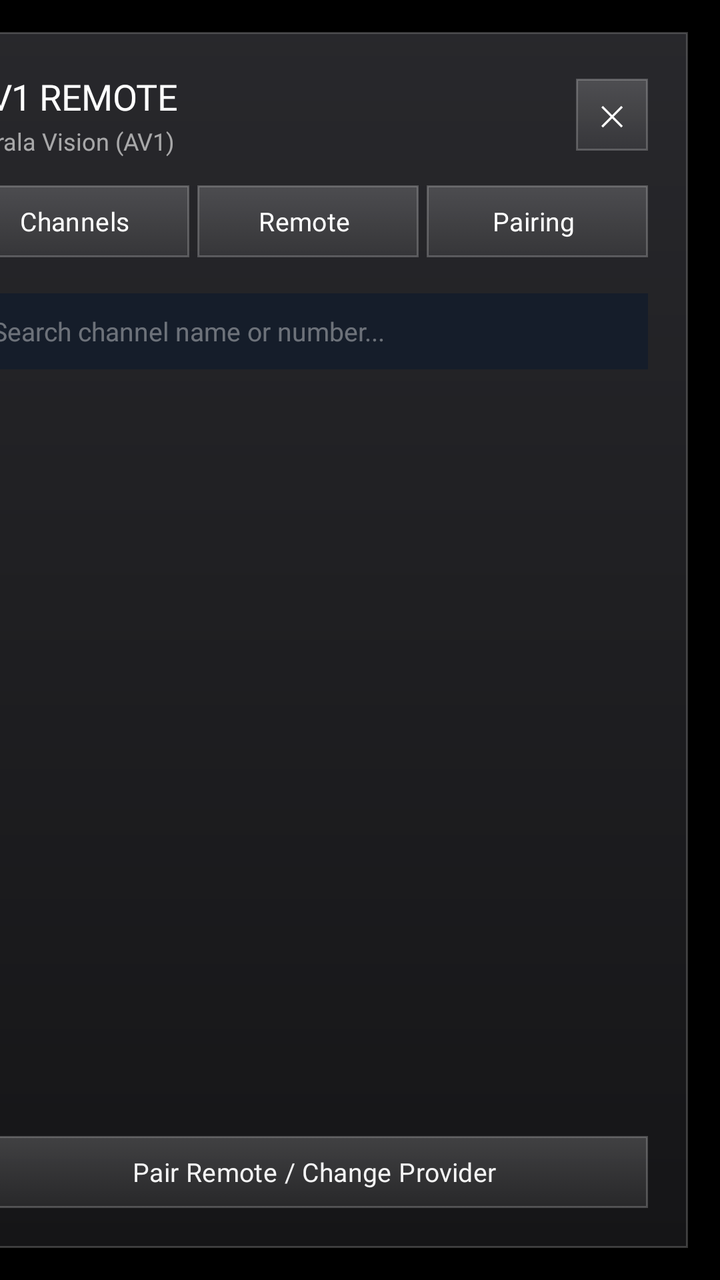
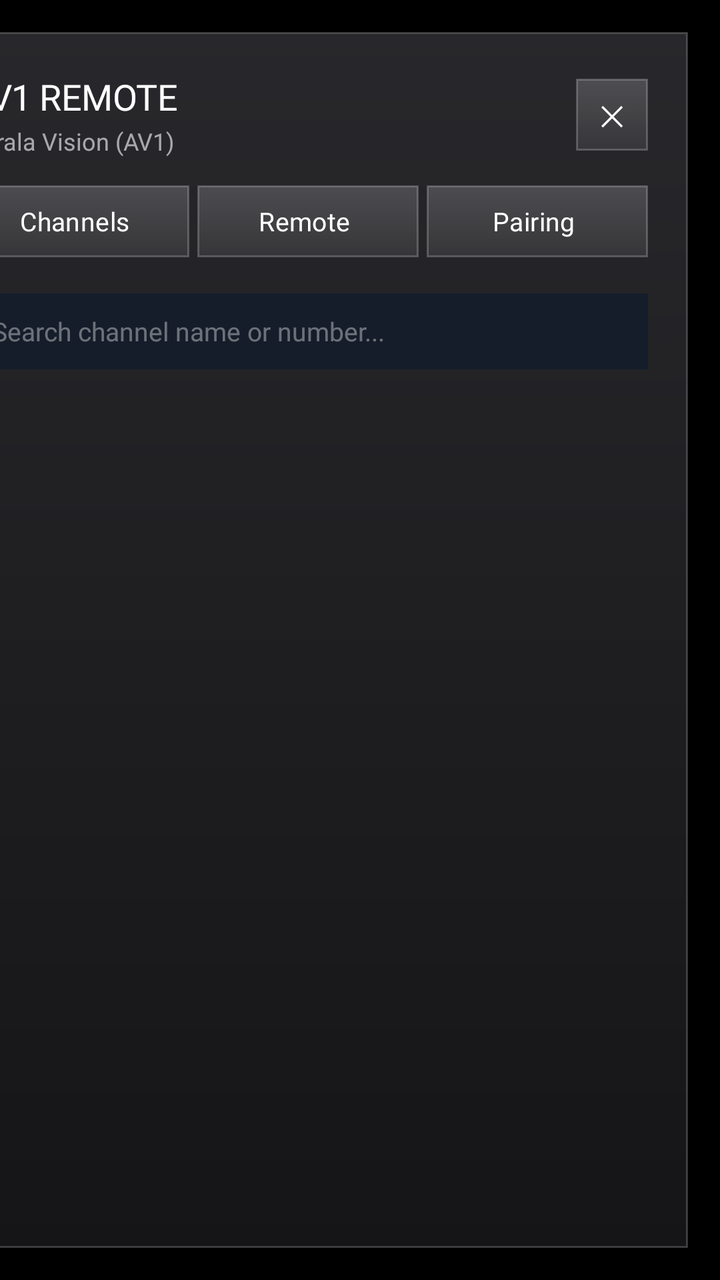

The first picture is an Android layout as it rendered before a commit; the second is the same layout after the commit. The layout source and the unified diff follow.
<!-- AndroidManifest.xml: application theme Theme.TvHome -->
<!-- res/layout/dialog_remote_sidebar.xml -->
<?xml version="1.0" encoding="utf-8"?>
<FrameLayout xmlns:android="http://schemas.android.com/apk/res/android"
    android:id="@+id/sidebar_backdrop"
    android:layout_width="match_parent"
    android:layout_height="match_parent"
    android:focusable="false"
    android:focusableInTouchMode="false"
    android:descendantFocusability="afterDescendants"
    android:background="#4D000000">

    <LinearLayout
        android:id="@+id/sidebar_panel"
        android:layout_width="380dp"
        android:layout_height="match_parent"
        android:layout_gravity="end"
        android:layout_margin="16dp"
        android:orientation="vertical"
        android:background="@drawable/glass_panel"
        android:padding="20dp"
        android:clickable="true"
        android:focusable="false"
        android:focusableInTouchMode="false"
        android:descendantFocusability="afterDescendants"
        android:elevation="16dp">

        
        <LinearLayout
            android:layout_width="match_parent"
            android:layout_height="wrap_content"
            android:orientation="horizontal"
            android:gravity="center_vertical">

            <LinearLayout
                android:layout_width="0dp"
                android:layout_height="wrap_content"
                android:layout_weight="1"
                android:orientation="vertical">

                <TextView
                    android:id="@+id/remote_title"
                    android:layout_width="wrap_content"
                    android:layout_height="wrap_content"
                    android:text="AV1 REMOTE"
                    android:textColor="#FFFFFFFF"
                    android:textSize="18sp"
                    android:fontFamily="@font/outfit_medium"
                    android:letterSpacing="-0.01" />

                <TextView
                    android:id="@+id/remote_subtitle"
                    android:layout_width="wrap_content"
                    android:layout_height="wrap_content"
                    android:layout_marginTop="2dp"
                    android:text="Kerala Vision (AV1)"
                    android:textColor="#99FFFFFF"
                    android:textSize="12sp"
                    android:fontFamily="@font/outfit" />
            </LinearLayout>

            <TextView
                android:id="@+id/btn_close_remote"
                style="@style/TopButtonBase"
                android:layout_width="36dp"
                android:layout_height="36dp"
                android:paddingStart="0dp"
                android:paddingEnd="0dp"
                android:gravity="center"
                android:text="✕"
                android:textSize="14sp"
                android:nextFocusLeft="@+id/tab_pairing"
                android:nextFocusDown="@+id/tab_pairing" />
        </LinearLayout>

        
        <LinearLayout
            android:layout_width="match_parent"
            android:layout_height="wrap_content"
            android:orientation="horizontal"
            android:layout_marginTop="14dp"
            android:layout_marginBottom="12dp">

            <TextView
                android:id="@+id/tab_channels"
                style="@style/TopButtonBase"
                android:layout_width="0dp"
                android:layout_height="36dp"
                android:layout_weight="1"
                android:layout_marginStart="0dp"
                android:layout_marginEnd="4dp"
                android:gravity="center"
                android:text="Channels"
                android:textSize="13sp"
                android:nextFocusRight="@+id/tab_remote"
                android:nextFocusDown="@+id/sidebar_channel_search" />

            <TextView
                android:id="@+id/tab_remote"
                style="@style/TopButtonBase"
                android:layout_width="0dp"
                android:layout_height="36dp"
                android:layout_weight="1"
                android:layout_marginStart="0dp"
                android:layout_marginEnd="4dp"
                android:gravity="center"
                android:text="Remote"
                android:textSize="13sp"
                android:nextFocusLeft="@+id/tab_channels"
                android:nextFocusRight="@+id/tab_pairing"
                android:nextFocusDown="@+id/btn_power" />

            <TextView
                android:id="@+id/tab_pairing"
                style="@style/TopButtonBase"
                android:layout_width="0dp"
                android:layout_height="36dp"
                android:layout_weight="1"
                android:layout_marginStart="0dp"
                android:gravity="center"
                android:text="Pairing"
                android:textSize="13sp"
                android:nextFocusLeft="@+id/tab_remote"
                android:nextFocusRight="@+id/btn_close_remote"
                android:nextFocusDown="@+id/btn_sidebar_test_chup" />
        </LinearLayout>

        
        <LinearLayout
            android:id="@+id/channels_container"
            android:layout_width="match_parent"
            android:layout_height="0dp"
            android:layout_weight="1"
            android:orientation="vertical">

            <EditText
                android:id="@+id/sidebar_channel_search"
                android:layout_width="match_parent"
                android:layout_height="38dp"
                android:layout_marginTop="6dp"
                android:layout_marginBottom="8dp"
                android:background="#151D2A"
                android:paddingStart="12dp"
                android:paddingEnd="12dp"
                android:hint="Search channel name or number..."
                android:textColorHint="#60FFFFFF"
                android:textColor="#FFFFFFFF"
                android:textSize="13sp"
                android:fontFamily="@font/outfit"
                android:singleLine="true"
                android:imeOptions="actionDone"
                android:focusable="true"
                android:focusableInTouchMode="true"
                android:nextFocusUp="@+id/tab_channels"
                android:nextFocusDown="@+id/sidebar_channels_list" />

            <androidx.recyclerview.widget.RecyclerView
                android:id="@+id/sidebar_channels_list"
                android:layout_width="match_parent"
                android:layout_height="0dp"
                android:layout_weight="1"
                android:clipToPadding="false"
                android:scrollbars="none"
                android:overScrollMode="never" />
        </LinearLayout>

        
        <ScrollView
            android:id="@+id/remote_container"
            android:layout_width="match_parent"
            android:layout_height="0dp"
            android:layout_weight="1"
            android:visibility="gone"
            android:scrollbars="none"
            android:fillViewport="true">

            <LinearLayout
                android:layout_width="match_parent"
                android:layout_height="wrap_content"
                android:orientation="vertical"
                android:gravity="center_horizontal"
                android:paddingTop="8dp">

                
                <LinearLayout
                    android:layout_width="match_parent"
                    android:layout_height="wrap_content"
                    android:orientation="horizontal"
                    android:gravity="center"
                    android:layout_marginBottom="6dp">

                    <TextView
                        android:id="@+id/btn_power"
                        style="@style/TopButtonBase"
                        android:layout_width="0dp"
                        android:layout_height="32dp"
                        android:layout_weight="1"
                        android:layout_marginStart="0dp"
                        android:layout_marginEnd="4dp"
                        android:gravity="center"
                        android:text="⏻"
                        android:textColor="#EF4444"
                        android:textSize="15sp" />

                    <TextView
                        android:id="@+id/btn_mute"
                        style="@style/TopButtonBase"
                        android:layout_width="0dp"
                        android:layout_height="32dp"
                        android:layout_weight="1"
                        android:layout_marginStart="0dp"
                        android:layout_marginEnd="4dp"
                        android:gravity="center"
                        android:text="MUTE"
                        android:textSize="10sp" />

                    <TextView
                        android:id="@+id/btn_menu"
                        style="@style/TopButtonBase"
                        android:layout_width="0dp"
                        android:layout_height="32dp"
                        android:layout_weight="1"
                        android:layout_marginStart="0dp"
                        android:layout_marginEnd="4dp"
                        android:gravity="center"
                        android:text="MENU"
                        android:textSize="10sp" />

                    <TextView
                        android:id="@+id/btn_exit"
                        style="@style/TopButtonBase"
                        android:layout_width="0dp"
                        android:layout_height="32dp"
                        android:layout_weight="1"
                        android:layout_marginStart="0dp"
                        android:gravity="center"
                        android:text="EXIT"
                        android:textSize="10sp" />
                </LinearLayout>

                
                <LinearLayout
                    android:layout_width="match_parent"
                    android:layout_height="wrap_content"
                    android:orientation="horizontal"
                    android:gravity="center"
                    android:layout_marginBottom="4dp">

                    <TextView
                        android:id="@+id/btn_vol_up"
                        style="@style/TopButtonBase"
                        android:layout_width="0dp"
                        android:layout_height="32dp"
                        android:layout_weight="1"
                        android:layout_marginStart="0dp"
                        android:layout_marginEnd="4dp"
                        android:gravity="center"
                        android:text="VOL ▲"
                        android:textSize="11sp" />

                    <TextView
                        android:id="@+id/btn_recall"
                        style="@style/TopButtonBase"
                        android:layout_width="0dp"
                        android:layout_height="32dp"
                        android:layout_weight="1"
                        android:layout_marginStart="0dp"
                        android:layout_marginEnd="4dp"
                        android:gravity="center"
                        android:text="LAST"
                        android:textSize="10sp" />

                    <TextView
                        android:id="@+id/btn_ch_up"
                        style="@style/TopButtonBase"
                        android:layout_width="0dp"
                        android:layout_height="32dp"
                        android:layout_weight="1"
                        android:layout_marginStart="0dp"
                        android:gravity="center"
                        android:text="CH ▲"
                        android:textSize="11sp" />
                </LinearLayout>

                
                <LinearLayout
                    android:layout_width="match_parent"
                    android:layout_height="wrap_content"
                    android:orientation="horizontal"
                    android:gravity="center"
                    android:layout_marginBottom="8dp">

                    <TextView
                        android:id="@+id/btn_vol_down"
                        style="@style/TopButtonBase"
                        android:layout_width="0dp"
                        android:layout_height="32dp"
                        android:layout_weight="1"
                        android:layout_marginStart="0dp"
                        android:layout_marginEnd="4dp"
                        android:gravity="center"
                        android:text="VOL ▼"
                        android:textSize="11sp" />

                    <TextView
                        android:id="@+id/btn_info"
                        style="@style/TopButtonBase"
                        android:layout_width="0dp"
                        android:layout_height="32dp"
                        android:layout_weight="1"
                        android:layout_marginStart="0dp"
                        android:layout_marginEnd="4dp"
                        android:gravity="center"
                        android:text="INFO"
                        android:textSize="10sp" />

                    <TextView
                        android:id="@+id/btn_ch_down"
                        style="@style/TopButtonBase"
                        android:layout_width="0dp"
                        android:layout_height="32dp"
                        android:layout_weight="1"
                        android:layout_marginStart="0dp"
                        android:gravity="center"
                        android:text="CH ▼"
                        android:textSize="11sp" />
                </LinearLayout>

                
                <LinearLayout
                    android:layout_width="match_parent"
                    android:layout_height="wrap_content"
                    android:orientation="vertical"
                    android:gravity="center">

                    <LinearLayout
                        android:layout_width="match_parent"
                        android:layout_height="wrap_content"
                        android:orientation="horizontal"
                        android:layout_marginBottom="4dp">
                        <TextView android:id="@+id/btn_num_1" style="@style/TopButtonBase" android:layout_width="0dp" android:layout_height="32dp" android:layout_weight="1" android:layout_marginStart="0dp" android:gravity="center" android:text="1" android:textSize="13sp" />
                        <TextView android:id="@+id/btn_num_2" style="@style/TopButtonBase" android:layout_width="0dp" android:layout_height="32dp" android:layout_weight="1" android:layout_marginStart="4dp" android:layout_marginEnd="4dp" android:gravity="center" android:text="2" android:textSize="13sp" />
                        <TextView android:id="@+id/btn_num_3" style="@style/TopButtonBase" android:layout_width="0dp" android:layout_height="32dp" android:layout_weight="1" android:layout_marginStart="0dp" android:gravity="center" android:text="3" android:textSize="13sp" />
                    </LinearLayout>

                    <LinearLayout
                        android:layout_width="match_parent"
                        android:layout_height="wrap_content"
                        android:orientation="horizontal"
                        android:layout_marginBottom="4dp">
                        <TextView android:id="@+id/btn_num_4" style="@style/TopButtonBase" android:layout_width="0dp" android:layout_height="32dp" android:layout_weight="1" android:layout_marginStart="0dp" android:gravity="center" android:text="4" android:textSize="13sp" />
                        <TextView android:id="@+id/btn_num_5" style="@style/TopButtonBase" android:layout_width="0dp" android:layout_height="32dp" android:layout_weight="1" android:layout_marginStart="4dp" android:layout_marginEnd="4dp" android:gravity="center" android:text="5" android:textSize="13sp" />
                        <TextView android:id="@+id/btn_num_6" style="@style/TopButtonBase" android:layout_width="0dp" android:layout_height="32dp" android:layout_weight="1" android:layout_marginStart="0dp" android:gravity="center" android:text="6" android:textSize="13sp" />
                    </LinearLayout>

                    <LinearLayout
                        android:layout_width="match_parent"
                        android:layout_height="wrap_content"
                        android:orientation="horizontal"
                        android:layout_marginBottom="4dp">
                        <TextView android:id="@+id/btn_num_7" style="@style/TopButtonBase" android:layout_width="0dp" android:layout_height="32dp" android:layout_weight="1" android:layout_marginStart="0dp" android:gravity="center" android:text="7" android:textSize="13sp" />
                        <TextView android:id="@+id/btn_num_8" style="@style/TopButtonBase" android:layout_width="0dp" android:layout_height="32dp" android:layout_weight="1" android:layout_marginStart="4dp" android:layout_marginEnd="4dp" android:gravity="center" android:text="8" android:textSize="13sp" />
                        <TextView android:id="@+id/btn_num_9" style="@style/TopButtonBase" android:layout_width="0dp" android:layout_height="32dp" android:layout_weight="1" android:layout_marginStart="0dp" android:gravity="center" android:text="9" android:textSize="13sp" />
                    </LinearLayout>

                    <LinearLayout
                        android:layout_width="match_parent"
                        android:layout_height="wrap_content"
                        android:orientation="horizontal">
                        <TextView android:id="@+id/btn_back" style="@style/TopButtonBase" android:layout_width="0dp" android:layout_height="32dp" android:layout_weight="1" android:layout_marginStart="0dp" android:gravity="center" android:text="BACK" android:textSize="10sp" />
                        <TextView android:id="@+id/btn_num_0" style="@style/TopButtonBase" android:layout_width="0dp" android:layout_height="32dp" android:layout_weight="1" android:layout_marginStart="4dp" android:layout_marginEnd="4dp" android:gravity="center" android:text="0" android:textSize="13sp" />
                        <TextView android:id="@+id/btn_ok" style="@style/TopButtonBase" android:layout_width="0dp" android:layout_height="32dp" android:layout_weight="1" android:layout_marginStart="0dp" android:gravity="center" android:text="OK" android:textSize="10sp" />
                    </LinearLayout>
                </LinearLayout>
            </LinearLayout>
        </ScrollView>

        
        <ScrollView
            android:id="@+id/pairing_container"
            android:layout_width="match_parent"
            android:layout_height="0dp"
            android:layout_weight="1"
            android:visibility="gone"
            android:scrollbars="none"
            android:fillViewport="true">

            <LinearLayout
                android:layout_width="match_parent"
                android:layout_height="wrap_content"
                android:orientation="vertical"
                android:paddingTop="8dp">

                <TextView
                    android:id="@+id/sidebar_pairing_provider"
                    android:layout_width="wrap_content"
                    android:layout_height="wrap_content"
                    android:text="Kerala Vision Digital Network"
                    android:textColor="#FFFFFFFF"
                    android:textSize="16sp"
                    android:fontFamily="@font/outfit_medium" />

                <TextView
                    android:id="@+id/sidebar_pairing_model"
                    android:layout_width="wrap_content"
                    android:layout_height="wrap_content"
                    android:layout_marginTop="4dp"
                    android:text="Candidate Model 1 of 7 (Remote #43)"
                    android:textColor="#38BDF8"
                    android:textSize="13sp"
                    android:fontFamily="@font/outfit" />

                <TextView
                    android:layout_width="wrap_content"
                    android:layout_height="wrap_content"
                    android:layout_marginTop="8dp"
                    android:text="Watch your Live TV on the left while testing. Does the channel or volume change?"
                    android:textColor="#A1A1AA"
                    android:textSize="12sp"
                    android:fontFamily="@font/outfit" />

                <TextView
                    android:id="@+id/sidebar_pairing_feedback"
                    android:layout_width="wrap_content"
                    android:layout_height="wrap_content"
                    android:layout_marginTop="10dp"
                    android:text="Ready to test candidate remote"
                    android:textColor="#10B981"
                    android:textSize="12sp"
                    android:fontFamily="@font/outfit_medium" />

                
                <LinearLayout
                    android:layout_width="match_parent"
                    android:layout_height="wrap_content"
                    android:layout_marginTop="14dp"
                    android:orientation="horizontal">

                    <TextView
                        android:id="@+id/btn_sidebar_test_chup"
                        style="@style/TopButtonBase"
                        android:layout_width="0dp"
                        android:layout_height="38dp"
                        android:layout_weight="1"
                        android:layout_marginStart="0dp"
                        android:gravity="center"
                        android:text="Test CH +"
                        android:textSize="12sp"
                        android:nextFocusUp="@+id/tab_pairing"
                        android:nextFocusRight="@+id/btn_sidebar_test_chdown"
                        android:nextFocusDown="@+id/btn_sidebar_test_power" />

                    <TextView
                        android:id="@+id/btn_sidebar_test_chdown"
                        style="@style/TopButtonBase"
                        android:layout_width="0dp"
                        android:layout_height="38dp"
                        android:layout_weight="1"
                        android:layout_marginStart="6dp"
                        android:gravity="center"
                        android:text="Test CH −"
                        android:textSize="12sp"
                        android:nextFocusUp="@+id/tab_pairing"
                        android:nextFocusLeft="@+id/btn_sidebar_test_chup"
                        android:nextFocusDown="@+id/btn_sidebar_test_volup" />
                </LinearLayout>

                <LinearLayout
                    android:layout_width="match_parent"
                    android:layout_height="wrap_content"
                    android:layout_marginTop="8dp"
                    android:orientation="horizontal">

                    <TextView
                        android:id="@+id/btn_sidebar_test_power"
                        style="@style/TopButtonBase"
                        android:layout_width="0dp"
                        android:layout_height="38dp"
                        android:layout_weight="1"
                        android:layout_marginStart="0dp"
                        android:gravity="center"
                        android:text="Test Power"
                        android:textColor="#EF4444"
                        android:textSize="12sp"
                        android:nextFocusUp="@+id/btn_sidebar_test_chup"
                        android:nextFocusRight="@+id/btn_sidebar_test_volup"
                        android:nextFocusDown="@+id/btn_sidebar_prev_model" />

                    <TextView
                        android:id="@+id/btn_sidebar_test_volup"
                        style="@style/TopButtonBase"
                        android:layout_width="0dp"
                        android:layout_height="38dp"
                        android:layout_weight="1"
                        android:layout_marginStart="6dp"
                        android:gravity="center"
                        android:text="Test Vol+"
                        android:textSize="12sp"
                        android:nextFocusUp="@+id/btn_sidebar_test_chdown"
                        android:nextFocusLeft="@+id/btn_sidebar_test_power"
                        android:nextFocusDown="@+id/btn_sidebar_next_model" />
                </LinearLayout>

                
                <LinearLayout
                    android:layout_width="match_parent"
                    android:layout_height="wrap_content"
                    android:layout_marginTop="12dp"
                    android:orientation="horizontal">

                    <TextView
                        android:id="@+id/btn_sidebar_prev_model"
                        style="@style/TopButtonBase"
                        android:layout_width="0dp"
                        android:layout_height="38dp"
                        android:layout_weight="1"
                        android:layout_marginStart="0dp"
                        android:gravity="center"
                        android:text="◀ Prev Model"
                        android:textSize="12sp"
                        android:nextFocusUp="@+id/btn_sidebar_test_power"
                        android:nextFocusRight="@+id/btn_sidebar_next_model"
                        android:nextFocusDown="@+id/btn_sidebar_pair_confirm" />

                    <TextView
                        android:id="@+id/btn_sidebar_next_model"
                        style="@style/TopButtonBase"
                        android:layout_width="0dp"
                        android:layout_height="38dp"
                        android:layout_weight="1"
                        android:layout_marginStart="6dp"
                        android:gravity="center"
                        android:text="Next Model ▶"
                        android:textColor="#38BDF8"
                        android:textSize="12sp"
                        android:nextFocusUp="@+id/btn_sidebar_test_volup"
                        android:nextFocusLeft="@+id/btn_sidebar_prev_model"
                        android:nextFocusDown="@+id/btn_sidebar_pair_confirm" />
                </LinearLayout>

                
                <TextView
                    android:id="@+id/btn_sidebar_pair_confirm"
                    style="@style/TopButtonBase"
                    android:layout_width="match_parent"
                    android:layout_height="40dp"
                    android:layout_marginTop="16dp"
                    android:gravity="center"
                    android:text="Pair This Remote"
                    android:textColor="#10B981"
                    android:textStyle="bold"
                    android:textSize="13sp"
                    android:nextFocusUp="@+id/btn_sidebar_prev_model"
                    android:nextFocusDown="@+id/btn_sidebar_change_provider" />

                
                <TextView
                    android:id="@+id/btn_sidebar_change_provider"
                    style="@style/TopButtonBase"
                    android:layout_width="match_parent"
                    android:layout_height="36dp"
                    android:layout_marginTop="8dp"
                    android:gravity="center"
                    android:text="Change Provider Search"
                    android:textColor="#A1A1AA"
                    android:textSize="12sp"
                    android:nextFocusUp="@+id/btn_sidebar_pair_confirm" />
            </LinearLayout>
        </ScrollView>

        
        <TextView
            android:id="@+id/remote_status_text"
            android:layout_width="match_parent"
            android:layout_height="wrap_content"
            android:layout_marginTop="6dp"
            android:gravity="center"
            android:textColor="#80FFFFFF"
            android:textSize="12sp"
            android:fontFamily="@font/outfit"
            android:singleLine="true" />

        <TextView
            android:id="@+id/btn_pair_remote_sidebar"
            style="@style/TopButtonBase"
            android:layout_width="match_parent"
            android:layout_height="36dp"
            android:layout_marginTop="8dp"
            android:gravity="center"
            android:text="Pair Remote / Change Provider"
            android:textColor="#F2FFFFFF"
            android:textSize="13sp"
            android:fontFamily="@font/outfit_medium" />
    </LinearLayout>
</FrameLayout>
<!-- resources referenced by this layout -->
<resources>
  <!-- drawable glass_panel (drawable) -->
  <?xml version="1.0" encoding="utf-8"?>
  <layer-list xmlns:android="http://schemas.android.com/apk/res/android">
      <item>
          <shape android:shape="rectangle">
              <gradient android:angle="270" android:startColor="#F22A2A2E" android:endColor="#F5161618" />
              <stroke android:width="1dp" android:color="#33FFFFFF" />
          </shape>
      </item>
  </layer-list>
  <style name="TopButtonBase">
          <item name="android:layout_width">wrap_content</item>
          <item name="android:layout_height">42dp</item>
          <item name="android:layout_marginStart">10dp</item>
          <item name="android:paddingStart">16dp</item>
          <item name="android:paddingEnd">20dp</item>
          <item name="android:gravity">center</item>
          <item name="android:background">@drawable/pill_bg</item>
          <item name="android:textColor">@drawable/pill_text</item>
          <item name="android:textSize">15sp</item>
          <item name="android:fontFamily">@font/outfit_medium</item>
          <item name="android:letterSpacing">0.01</item>
          <item name="android:drawablePadding">9dp</item>
          <item name="android:drawableTint">@drawable/pill_text</item>
          <item name="android:focusable">true</item>
          <item name="android:clickable">true</item>
      </style>
  <style name="Theme.TvHome" parent="android:Theme.Material.NoActionBar.Fullscreen">
          <item name="android:windowBackground">@android:color/black</item>
          <item name="android:colorBackground">@android:color/black</item>
          <item name="android:windowAnimationStyle">@null</item>
      </style>
  <!-- drawable pill_bg (drawable) -->
  <?xml version="1.0" encoding="utf-8"?>
  <selector xmlns:android="http://schemas.android.com/apk/res/android">
      <item android:state_focused="true">
          <shape android:shape="rectangle">
              <solid android:color="#F5FFFFFF" />
          </shape>
      </item>
      <item>
          <shape android:shape="rectangle">
              <gradient android:angle="270" android:startColor="#2EFFFFFF" android:endColor="#14FFFFFF" />
              <stroke android:width="1dp" android:color="#38FFFFFF" />
          </shape>
      </item>
  </selector>
  <!-- drawable pill_text (drawable) -->
  <?xml version="1.0" encoding="utf-8"?>
  <selector xmlns:android="http://schemas.android.com/apk/res/android">
      <item android:state_focused="true" android:color="#FF111111" />
      <item android:color="#FFFFFFFF" />
  </selector>
</resources>

<!-- the commit's change to res/layout/dialog_remote_sidebar.xml (unified diff, before → after) -->
@@ -577,17 +577,5 @@
             android:textSize="12sp"
             android:fontFamily="@font/outfit"
             android:singleLine="true" />
-
-        <TextView
-            android:id="@+id/btn_pair_remote_sidebar"
-            style="@style/TopButtonBase"
-            android:layout_width="match_parent"
-            android:layout_height="36dp"
-            android:layout_marginTop="8dp"
-            android:gravity="center"
-            android:text="Pair Remote / Change Provider"
-            android:textColor="#F2FFFFFF"
-            android:textSize="13sp"
-            android:fontFamily="@font/outfit_medium" />
     </LinearLayout>
 </FrameLayout>
